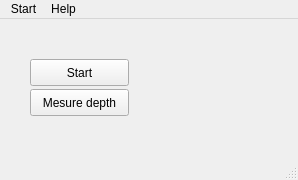
Old version of the form mainwindow.ui in the repository ema-siema/inzynierka.
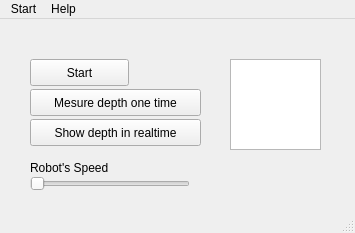
New version of the form.

Commit message:
Added function for showing depth calculated from optic flow in real time
Also, added a slider for imitating robot's speed. If the speed
is zero, app stops showing depth and last screen freezes.

What changed in the file:
```diff
--- a/mainwindow.ui
+++ b/mainwindow.ui
@@ -6,8 +6,8 @@
    <rect>
     <x>0</x>
     <y>0</y>
-    <width>298</width>
-    <height>180</height>
+    <width>355</width>
+    <height>233</height>
    </rect>
   </property>
   <property name="windowTitle">
@@ -32,12 +32,67 @@
      <rect>
       <x>30</x>
       <y>70</y>
-      <width>99</width>
+      <width>171</width>
       <height>27</height>
      </rect>
     </property>
     <property name="text">
-     <string>Mesure depth</string>
+     <string>Mesure depth one time</string>
+    </property>
+   </widget>
+   <widget class="QPushButton" name="pushButton_3">
+    <property name="geometry">
+     <rect>
+      <x>30</x>
+      <y>100</y>
+      <width>171</width>
+      <height>27</height>
+     </rect>
+    </property>
+    <property name="text">
+     <string>Show depth in realtime</string>
+    </property>
+   </widget>
+   <widget class="QSlider" name="horizontalSlider">
+    <property name="geometry">
+     <rect>
+      <x>30</x>
+      <y>150</y>
+      <width>160</width>
+      <height>29</height>
+     </rect>
+    </property>
+    <property name="maximum">
+     <number>100</number>
+    </property>
+    <property name="singleStep">
+     <number>25</number>
+    </property>
+    <property name="orientation">
+     <enum>Qt::Horizontal</enum>
+    </property>
+   </widget>
+   <widget class="QLabel" name="label">
+    <property name="geometry">
+     <rect>
+      <x>30</x>
+      <y>140</y>
+      <width>101</width>
+      <height>17</height>
+     </rect>
+    </property>
+    <property name="text">
+     <string>Robot's Speed</string>
+    </property>
+   </widget>
+   <widget class="QGraphicsView" name="graphicsView">
+    <property name="geometry">
+     <rect>
+      <x>230</x>
+      <y>40</y>
+      <width>91</width>
+      <height>91</height>
+     </rect>
     </property>
    </widget>
   </widget>
@@ -46,7 +101,7 @@
     <rect>
      <x>0</x>
      <y>0</y>
-     <width>298</width>
+     <width>355</width>
      <height>25</height>
     </rect>
    </property>
```
The commit also changes 4 other files.
